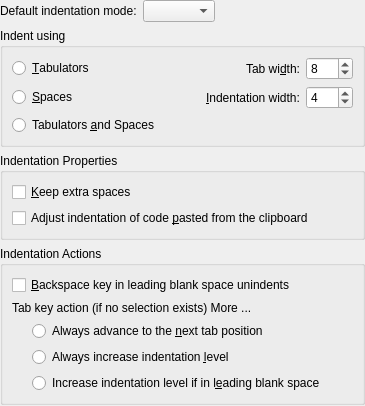
The window that src/dialogs/indentationconfigwidget.ui (KDE/ktexteditor) describes before a commit, drawn with Qt 5.
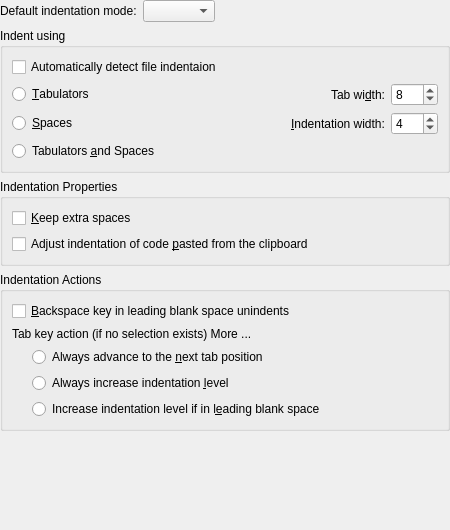
The same window after the commit. Custom widgets are drawn as their Qt base class.

Commit message: Introduce auto indent detection

Patch:
```diff
--- a/src/dialogs/indentationconfigwidget.ui
+++ b/src/dialogs/indentationconfigwidget.ui
@@ -2,6 +2,14 @@
 <ui version="4.0">
  <class>IndentationConfigWidget</class>
  <widget class="QWidget" name="IndentationConfigWidget">
+  <property name="geometry">
+   <rect>
+    <x>0</x>
+    <y>0</y>
+    <width>450</width>
+    <height>530</height>
+   </rect>
+  </property>
   <layout class="QVBoxLayout" name="verticalLayout">
    <property name="margin">
     <number>0</number>
@@ -49,21 +57,30 @@
       <string>Indent using</string>
      </property>
      <layout class="QGridLayout" name="gridLayout">
-      <item row="0" column="0">
-       <widget class="QRadioButton" name="rbIndentWithTabs">
-        <property name="text">
-         <string>&amp;Tabulators</string>
+      <item row="2" column="3">
+       <widget class="KPluralHandlingSpinBox" name="sbIndentWidth">
+        <property name="whatsThis">
+         <string>The indentation width is the number of spaces which is used to indent a line. If the option &lt;b&gt;Insert spaces instead of tabulators&lt;/b&gt; in the section &lt;b&gt;Editing&lt;/b&gt; is disabled, a &lt;b&gt;Tab&lt;/b&gt; character is inserted if the indentation is divisible by the tab width.</string>
+        </property>
+        <property name="minimum">
+         <number>1</number>
+        </property>
+        <property name="maximum">
+         <number>200</number>
+        </property>
+        <property name="value">
+         <number>4</number>
         </property>
        </widget>
       </item>
-      <item row="1" column="0">
+      <item row="2" column="0">
        <widget class="QRadioButton" name="rbIndentWithSpaces">
         <property name="text">
          <string>&amp;Spaces</string>
         </property>
        </widget>
       </item>
-      <item row="1" column="2">
+      <item row="2" column="2">
        <widget class="QLabel" name="lblIndentWidth">
         <property name="text">
          <string>&amp;Indentation width:</string>
@@ -73,14 +90,20 @@
         </property>
        </widget>
       </item>
-      <item row="2" column="0">
-       <widget class="QRadioButton" name="rbIndentMixed">
+      <item row="1" column="2">
+       <widget class="QLabel" name="lblTabWidth">
         <property name="text">
-         <string>Tabulators &amp;and Spaces</string>
+         <string>Tab wi&amp;dth:</string>
+        </property>
+        <property name="alignment">
+         <set>Qt::AlignRight|Qt::AlignTrailing|Qt::AlignVCenter</set>
+        </property>
+        <property name="buddy">
+         <cstring>sbTabWidth</cstring>
         </property>
        </widget>
       </item>
-      <item row="1" column="1">
+      <item row="2" column="1">
        <spacer name="horizontalSpacer">
         <property name="orientation">
          <enum>Qt::Horizontal</enum>
@@ -93,20 +116,7 @@
         </property>
        </spacer>
       </item>
-      <item row="0" column="2">
-       <widget class="QLabel" name="lblTabWidth">
-        <property name="text">
-         <string>Tab wi&amp;dth:</string>
-        </property>
-        <property name="alignment">
-         <set>Qt::AlignRight|Qt::AlignTrailing|Qt::AlignVCenter</set>
-        </property>
-        <property name="buddy">
-         <cstring>sbTabWidth</cstring>
-        </property>
-       </widget>
-      </item>
-      <item row="0" column="3">
+      <item row="1" column="3">
        <widget class="KPluralHandlingSpinBox" name="sbTabWidth">
         <property name="minimum">
          <number>1</number>
@@ -119,19 +129,24 @@
         </property>
        </widget>
       </item>
-      <item row="1" column="3">
-       <widget class="KPluralHandlingSpinBox" name="sbIndentWidth">
-        <property name="whatsThis">
-         <string>The indentation width is the number of spaces which is used to indent a line. If the option &lt;b&gt;Insert spaces instead of tabulators&lt;/b&gt; in the section &lt;b&gt;Editing&lt;/b&gt; is disabled, a &lt;b&gt;Tab&lt;/b&gt; character is inserted if the indentation is divisible by the tab width.</string>
+      <item row="1" column="0">
+       <widget class="QRadioButton" name="rbIndentWithTabs">
+        <property name="text">
+         <string>&amp;Tabulators</string>
         </property>
-        <property name="minimum">
-         <number>1</number>
+       </widget>
+      </item>
+      <item row="3" column="0">
+       <widget class="QRadioButton" name="rbIndentMixed">
+        <property name="text">
+         <string>Tabulators &amp;and Spaces</string>
         </property>
-        <property name="maximum">
-         <number>200</number>
-        </property>
-        <property name="value">
-         <number>4</number>
+       </widget>
+      </item>
+      <item row="0" column="0">
+       <widget class="QCheckBox" name="chkAutoDetectIndent">
+        <property name="text">
+         <string>Automatically detect file indentaion</string>
         </property>
        </widget>
       </item>
```
Left out of the diff: 44 changed lines with no effect on the pictures. The commit also changes 7 other files.
